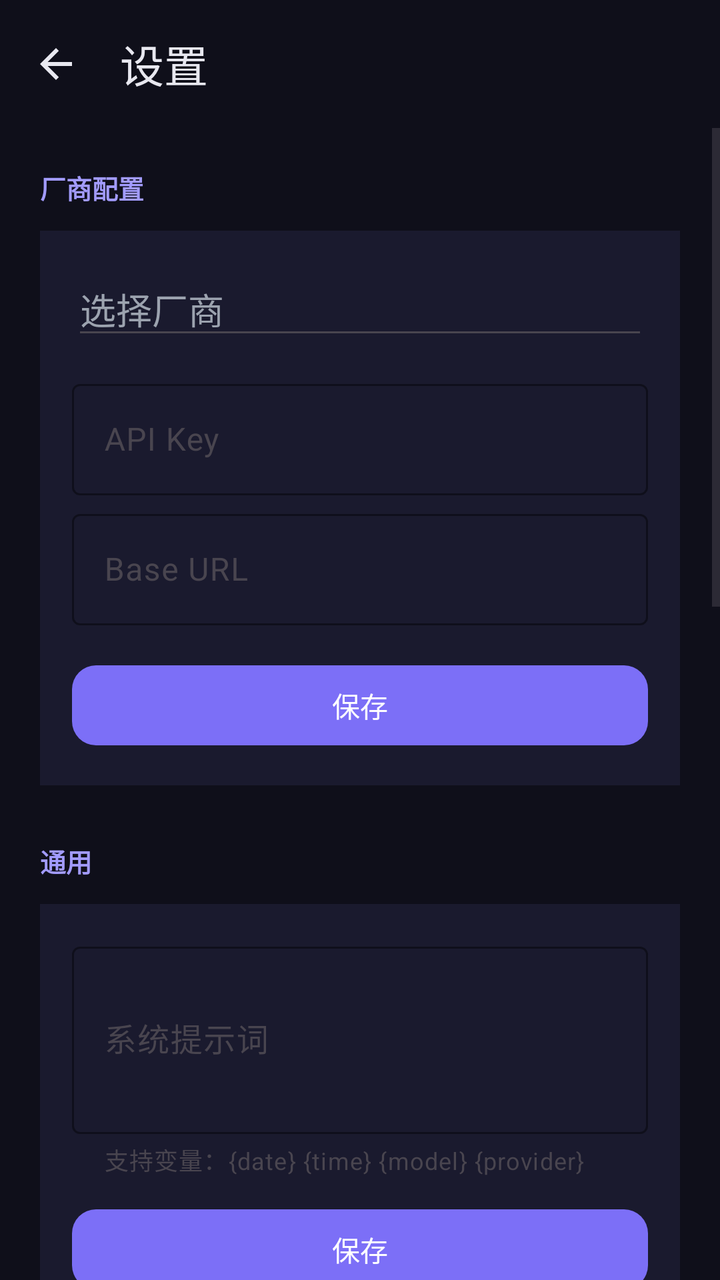
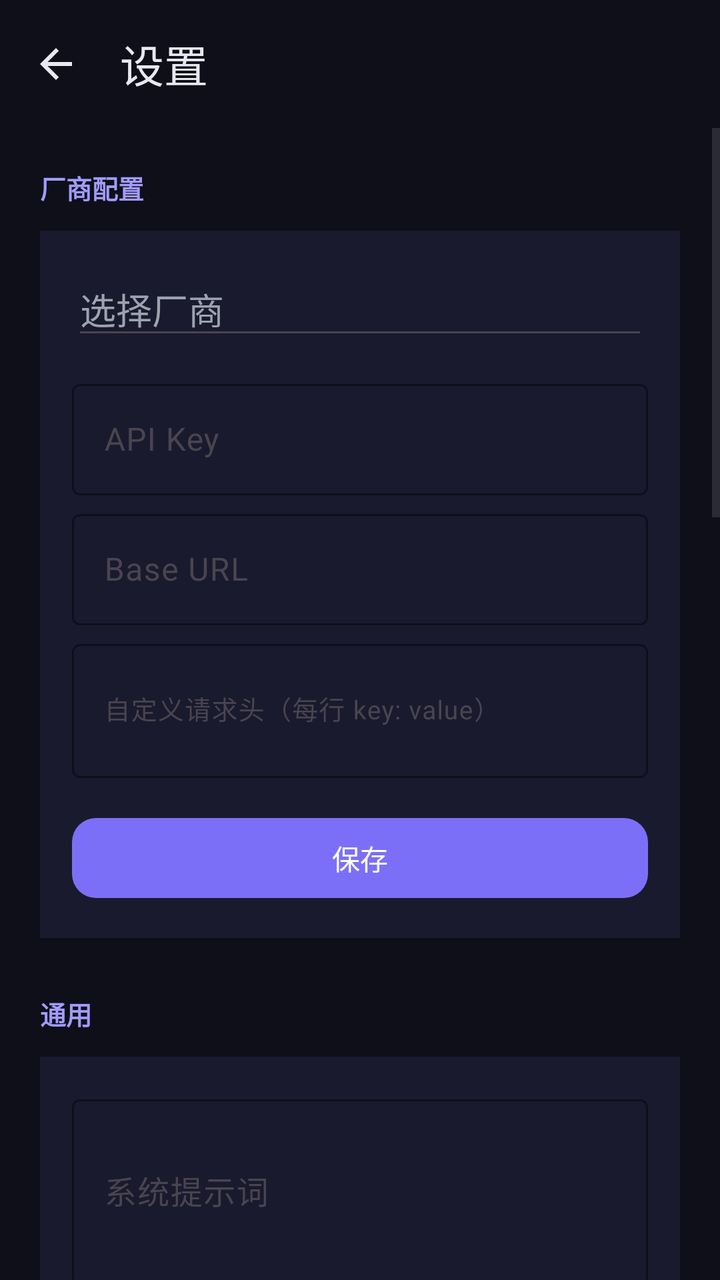

An Android layout rendered at two revisions. The XML below is the earlier revision; the diff shows what the commit changed to produce the second picture.
<!-- AndroidManifest.xml: application theme Theme.AiChat -->
<!-- res/layout/activity_settings.xml -->
<?xml version="1.0" encoding="utf-8"?>
<LinearLayout xmlns:android="http://schemas.android.com/apk/res/android"
    xmlns:app="http://schemas.android.com/apk/res-auto"
    android:layout_width="match_parent"
    android:layout_height="match_parent"
    android:background="@color/bg_dark"
    android:orientation="vertical">

    <com.google.android.material.appbar.MaterialToolbar
        android:id="@+id/toolbar"
        android:layout_width="match_parent"
        android:layout_height="?attr/actionBarSize"
        android:background="@color/bg_dark"
        app:navigationIcon="@drawable/ic_back"
        app:title="@string/title_settings"
        app:titleTextColor="@color/text_primary_dark" />

    <ScrollView
        android:layout_width="match_parent"
        android:layout_height="0dp"
        android:layout_weight="1"
        android:fillViewport="true">

        <LinearLayout
            android:layout_width="match_parent"
            android:layout_height="wrap_content"
            android:orientation="vertical"
            android:padding="20dp">

            
            <TextView
                android:layout_width="wrap_content"
                android:layout_height="wrap_content"
                android:text="@string/section_provider"
                android:textColor="@color/brand_secondary"
                android:textSize="13sp"
                android:textStyle="bold" />

            <LinearLayout
                android:layout_width="match_parent"
                android:layout_height="wrap_content"
                android:layout_marginTop="12dp"
                android:background="@color/surface_dark"
                android:orientation="vertical"
                android:padding="16dp">

                <com.google.android.material.textfield.MaterialAutoCompleteTextView
                    android:id="@+id/spinner_provider"
                    android:layout_width="match_parent"
                    android:layout_height="wrap_content"
                    android:hint="选择厂商"
                    android:inputType="none"
                    android:textColor="@color/text_primary_dark"
                    android:textColorHint="@color/text_secondary_dark" />

                <com.google.android.material.textfield.TextInputLayout
                    android:id="@+id/layout_api_key"
                    android:layout_width="match_parent"
                    android:layout_height="wrap_content"
                    android:layout_marginTop="12dp"
                    android:hint="@string/api_key_label"
                    app:boxBackgroundMode="outline"
                    app:boxBackgroundColor="@color/surface_dark"
                    app:hintTextColor="@color/text_secondary_dark"
                    app:boxStrokeColor="@color/brand_primary">

                    <com.google.android.material.textfield.TextInputEditText
                        android:id="@+id/et_api_key"
                        android:layout_width="match_parent"
                        android:layout_height="wrap_content"
                        android:inputType="textPassword"
                        android:textColor="@color/text_primary_dark" />
                </com.google.android.material.textfield.TextInputLayout>

                <com.google.android.material.textfield.TextInputLayout
                    android:id="@+id/layout_base_url"
                    android:layout_width="match_parent"
                    android:layout_height="wrap_content"
                    android:layout_marginTop="4dp"
                    android:hint="@string/base_url_label"
                    app:boxBackgroundMode="outline"
                    app:boxBackgroundColor="@color/surface_dark"
                    app:hintTextColor="@color/text_secondary_dark"
                    app:boxStrokeColor="@color/brand_primary">

                    <com.google.android.material.textfield.TextInputEditText
                        android:id="@+id/et_base_url"
                        android:layout_width="match_parent"
                        android:layout_height="wrap_content"
                        android:inputType="textUri"
                        android:textColor="@color/text_primary_dark" />
                </com.google.android.material.textfield.TextInputLayout>

                
                <LinearLayout
                    android:id="@+id/layout_models"
                    android:layout_width="match_parent"
                    android:layout_height="wrap_content"
                    android:orientation="vertical"
                    android:visibility="gone">

                    <TextView
                        android:layout_width="wrap_content"
                        android:layout_height="wrap_content"
                        android:layout_marginTop="12dp"
                        android:text="模型列表（每行一个，或点击下方按钮自动拉取）"
                        android:textColor="@color/text_secondary_dark"
                        android:textSize="13sp" />

                    <EditText
                        android:id="@+id/et_models"
                        android:layout_width="match_parent"
                        android:layout_height="wrap_content"
                        android:layout_marginTop="6dp"
                        android:background="@drawable/bg_input_bar"
                        android:gravity="top"
                        android:hint="model-a\nmodel-b\n…"
                        android:importantForAutofill="no"
                        android:inputType="textMultiLine"
                        android:minLines="3"
                        android:padding="12dp"
                        android:textColor="@color/text_primary_dark"
                        android:textColorHint="@color/text_secondary_dark"
                        android:textSize="13sp" />

                    <com.google.android.material.button.MaterialButton
                        android:id="@+id/btn_fetch_models"
                        style="@style/Widget.Material3.Button.TextButton"
                        android:layout_width="match_parent"
                        android:layout_height="wrap_content"
                        android:text="从接口拉取模型"
                        android:textColor="@color/brand_secondary" />
                </LinearLayout>

                <com.google.android.material.button.MaterialButton
                    android:id="@+id/btn_save_provider"
                    android:layout_width="match_parent"
                    android:layout_height="wrap_content"
                    android:layout_marginTop="16dp"
                    android:text="@string/save"
                    app:cornerRadius="12dp" />
            </LinearLayout>

            
            <TextView
                android:layout_width="wrap_content"
                android:layout_height="wrap_content"
                android:layout_marginTop="28dp"
                android:text="@string/section_general"
                android:textColor="@color/brand_secondary"
                android:textSize="13sp"
                android:textStyle="bold" />

            <LinearLayout
                android:layout_width="match_parent"
                android:layout_height="wrap_content"
                android:layout_marginTop="12dp"
                android:background="@color/surface_dark"
                android:orientation="vertical"
                android:padding="16dp">

                <com.google.android.material.textfield.TextInputLayout
                    android:layout_width="match_parent"
                    android:layout_height="wrap_content"
                    android:hint="@string/system_prompt_label"
                    app:boxBackgroundMode="outline"
                    app:boxBackgroundColor="@color/surface_dark"
                    app:helperText="支持变量：{date} {time} {model} {provider}"
                    app:hintTextColor="@color/text_secondary_dark"
                    app:boxStrokeColor="@color/brand_primary">

                    <com.google.android.material.textfield.TextInputEditText
                        android:id="@+id/et_system_prompt"
                        android:layout_width="match_parent"
                        android:layout_height="wrap_content"
                        android:inputType="textMultiLine"
                        android:minLines="3"
                        android:textColor="@color/text_primary_dark" />
                </com.google.android.material.textfield.TextInputLayout>

                <com.google.android.material.button.MaterialButton
                    android:id="@+id/btn_save_general"
                    android:layout_width="match_parent"
                    android:layout_height="wrap_content"
                    android:layout_marginTop="12dp"
                    android:text="@string/save"
                    app:cornerRadius="12dp" />

                <com.google.android.material.button.MaterialButton
                    android:id="@+id/btn_clear_all"
                    style="@style/Widget.Material3.Button.TextButton"
                    android:layout_width="match_parent"
                    android:layout_height="wrap_content"
                    android:layout_marginTop="8dp"
                    android:text="@string/clear_conversation"
                    android:textColor="@color/error" />
            </LinearLayout>

            
            <TextView
                android:layout_width="wrap_content"
                android:layout_height="wrap_content"
                android:layout_marginTop="28dp"
                android:text="联网搜索"
                android:textColor="@color/brand_secondary"
                android:textSize="13sp"
                android:textStyle="bold" />

            <LinearLayout
                android:layout_width="match_parent"
                android:layout_height="wrap_content"
                android:layout_marginTop="12dp"
                android:background="@color/surface_dark"
                android:orientation="vertical"
                android:padding="16dp">

                <com.google.android.material.textfield.MaterialAutoCompleteTextView
                    android:id="@+id/spinner_search_engine"
                    android:layout_width="match_parent"
                    android:layout_height="wrap_content"
                    android:hint="搜索服务商"
                    android:inputType="none"
                    android:textColor="@color/text_primary_dark"
                    android:textColorHint="@color/text_secondary_dark" />

                <com.google.android.material.textfield.TextInputLayout
                    android:layout_width="match_parent"
                    android:layout_height="wrap_content"
                    android:layout_marginTop="8dp"
                    android:hint="搜索 API Key"
                    app:boxBackgroundMode="outline"
                    app:boxBackgroundColor="@color/surface_dark"
                    app:boxStrokeColor="@color/brand_primary"
                    app:hintTextColor="@color/text_secondary_dark"
                    app:helperText="Bing 免费免 Key；Tavily/Exa 需官网申请">

                    <com.google.android.material.textfield.TextInputEditText
                        android:id="@+id/et_search_key"
                        android:layout_width="match_parent"
                        android:layout_height="wrap_content"
                        android:inputType="textPassword"
                        android:textColor="@color/text_primary_dark" />
                </com.google.android.material.textfield.TextInputLayout>

                <com.google.android.material.materialswitch.MaterialSwitch
                    android:id="@+id/switch_search"
                    android:layout_width="match_parent"
                    android:layout_height="wrap_content"
                    android:layout_marginTop="8dp"
                    android:text="默认启用联网搜索"
                    android:textColor="@color/text_primary_dark" />

                <com.google.android.material.button.MaterialButton
                    android:id="@+id/btn_save_search"
                    android:layout_width="match_parent"
                    android:layout_height="wrap_content"
                    android:layout_marginTop="12dp"
                    android:text="保存搜索配置"
                    app:cornerRadius="12dp" />
            </LinearLayout>

            
            <TextView
                android:layout_width="wrap_content"
                android:layout_height="wrap_content"
                android:layout_marginTop="28dp"
                android:text="软件更新"
                android:textColor="@color/brand_secondary"
                android:textSize="13sp"
                android:textStyle="bold" />

            <LinearLayout
                android:layout_width="match_parent"
                android:layout_height="wrap_content"
                android:layout_marginTop="12dp"
                android:background="@color/surface_dark"
                android:orientation="vertical"
                android:padding="16dp">

                <com.google.android.material.textfield.TextInputLayout
                    android:layout_width="match_parent"
                    android:layout_height="wrap_content"
                    android:hint="更新检查地址"
                    app:boxBackgroundMode="outline"
                    app:boxBackgroundColor="@color/surface_dark"
                    app:boxStrokeColor="@color/brand_primary"
                    app:helperText="GitHub Releases API 或 {version,apkUrl,note} JSON"
                    app:hintTextColor="@color/text_secondary_dark">

                    <com.google.android.material.textfield.TextInputEditText
                        android:id="@+id/et_update_url"
                        android:layout_width="match_parent"
                        android:layout_height="wrap_content"
                        android:inputType="textUri"
                        android:textColor="@color/text_primary_dark" />
                </com.google.android.material.textfield.TextInputLayout>

                <com.google.android.material.materialswitch.MaterialSwitch
                    android:id="@+id/switch_update_auto"
                    android:layout_width="match_parent"
                    android:layout_height="wrap_content"
                    android:layout_marginTop="8dp"
                    android:text="启动时后台检查更新"
                    android:textColor="@color/text_primary_dark" />

                <com.google.android.material.button.MaterialButton
                    android:id="@+id/btn_check_update"
                    android:layout_width="match_parent"
                    android:layout_height="wrap_content"
                    android:layout_marginTop="12dp"
                    android:text="立即检查更新"
                    app:cornerRadius="12dp" />
            </LinearLayout>

            
            <TextView
                android:id="@+id/tv_version"
                android:layout_width="match_parent"
                android:layout_height="wrap_content"
                android:layout_marginTop="32dp"
                android:layout_marginBottom="16dp"
                android:gravity="center"
                android:textColor="@color/text_secondary_dark"
                android:textSize="12sp" />
        </LinearLayout>
    </ScrollView>
</LinearLayout>
<!-- resources referenced by this layout -->
<resources>
  <color name="bg_dark">#0F0F1A</color>
  <color name="brand_primary">#7C6FF7</color>
  <color name="brand_secondary">#A29BFE</color>
  <color name="error">#EF4444</color>
  <color name="surface_dark">#1A1A2E</color>
  <color name="text_primary_dark">#E8E8F0</color>
  <color name="text_secondary_dark">#9CA3AF</color>
  <!-- drawable bg_input_bar (drawable) -->
  <?xml version="1.0" encoding="utf-8"?>
  <shape xmlns:android="http://schemas.android.com/apk/res/android">
      <solid android:color="#22223A" />
      <corners android:radius="24dp" />
  </shape>
  <!-- drawable ic_back (drawable) -->
  <vector xmlns:android="http://schemas.android.com/apk/res/android"
      android:width="24dp" android:height="24dp"
      android:viewportWidth="24" android:viewportHeight="24"
      android:tint="#E8E8F0">
      <path android:fillColor="#FFFFFFFF"
          android:pathData="M20,11H7.83l5.59,-5.59L12,4l-8,8 8,8 1.41,-1.41L7.83,13H20v-2z" />
  </vector>
  <string name="api_key_label">API Key</string>
  <string name="base_url_label">Base URL</string>
  <string name="clear_conversation">清空全部会话</string>
  <string name="save">保存</string>
  <string name="section_general">通用</string>
  <string name="section_provider">厂商配置</string>
  <string name="system_prompt_label">系统提示词</string>
  <string name="title_settings">设置</string>
  <style name="Theme.AiChat" parent="Theme.Material3.DayNight.NoActionBar">
          <item name="colorPrimary">@color/brand_primary</item>
          <item name="colorOnPrimary">@color/white</item>
          <item name="colorSecondary">@color/brand_secondary</item>
          <item name="android:windowBackground">@color/bg_dark</item>
          <item name="android:statusBarColor">@color/bg_dark</item>
          <item name="android:navigationBarColor">@color/bg_dark</item>
          <item name="android:windowLightStatusBar">false</item>
          <item name="android:windowLightNavigationBar">false</item>
          <item name="android:windowAnimationStyle">@style/WindowTransitions</item>
          
          <item name="android:windowContentTransitions">true</item>
          <item name="android:windowAllowEnterTransitionOverlap">true</item>
          <item name="android:windowAllowReturnTransitionOverlap">true</item>
      </style>
  <color name="white">#FFFFFF</color>
  <style name="WindowTransitions" parent="android:style/Animation.Activity">
          <item name="android:activityOpenEnterAnimation">@anim/slide_in_right</item>
          <item name="android:activityOpenExitAnimation">@anim/slide_out_left</item>
          <item name="android:activityCloseEnterAnimation">@anim/slide_in_left</item>
          <item name="android:activityCloseExitAnimation">@anim/slide_out_right</item>
          <item name="android:taskOpenEnterAnimation">@anim/fade_in</item>
          <item name="android:taskOpenExitAnimation">@anim/fade_out</item>
          <item name="android:taskCloseEnterAnimation">@anim/fade_in</item>
          <item name="android:taskCloseExitAnimation">@anim/fade_out</item>
      </style>
</resources>

<!-- the commit's change to res/layout/activity_settings.xml (unified diff, before → after) -->
@@ -89,6 +89,28 @@
                         android:layout_height="wrap_content"
                         android:inputType="textUri"
                         android:textColor="@color/text_primary_dark" />
+                </com.google.android.material.textfield.TextInputLayout>
+
+                
+                <com.google.android.material.textfield.TextInputLayout
+                    android:id="@+id/layout_headers"
+                    android:layout_width="match_parent"
+                    android:layout_height="wrap_content"
+                    android:layout_marginTop="4dp"
+                    android:hint="自定义请求头（每行 key: value）"
+                    app:boxBackgroundMode="outline"
+                    app:boxBackgroundColor="@color/surface_dark"
+                    app:boxStrokeColor="@color/brand_primary"
+                    app:hintTextColor="@color/text_secondary_dark">
+
+                    <com.google.android.material.textfield.TextInputEditText
+                        android:id="@+id/et_headers"
+                        android:layout_width="match_parent"
+                        android:layout_height="wrap_content"
+                        android:inputType="textMultiLine"
+                        android:minLines="2"
+                        android:textColor="@color/text_primary_dark"
+                        android:textSize="13sp" />
                 </com.google.android.material.textfield.TextInputLayout>
 
                 
@@ -264,6 +286,66 @@
                 android:layout_width="wrap_content"
                 android:layout_height="wrap_content"
                 android:layout_marginTop="28dp"
+                android:text="智能记忆"
+                android:textColor="@color/brand_secondary"
+                android:textSize="13sp"
+                android:textStyle="bold" />
+
+            <LinearLayout
+                android:layout_width="match_parent"
+                android:layout_height="wrap_content"
+                android:layout_marginTop="12dp"
+                android:background="@color/surface_dark"
+                android:orientation="vertical"
+                android:padding="16dp">
+
+                <com.google.android.material.textfield.TextInputLayout
+                    android:layout_width="match_parent"
+                    android:layout_height="wrap_content"
+                    android:hint="添加一条记忆，如：我喜欢简洁的回答"
+                    app:boxBackgroundMode="outline"
+                    app:boxBackgroundColor="@color/surface_dark"
+                    app:boxStrokeColor="@color/brand_primary"
+                    app:hintTextColor="@color/text_secondary_dark">
+
+                    <com.google.android.material.textfield.TextInputEditText
+                        android:id="@+id/et_memory_input"
+                        android:layout_width="match_parent"
+                        android:layout_height="wrap_content"
+                        android:inputType="textMultiLine"
+                        android:maxLines="2"
+                        android:textColor="@color/text_primary_dark" />
+                </com.google.android.material.textfield.TextInputLayout>
+
+                <com.google.android.material.button.MaterialButton
+                    android:id="@+id/btn_add_memory"
+                    android:layout_width="match_parent"
+                    android:layout_height="wrap_content"
+                    android:layout_marginTop="8dp"
+                    android:text="添加记忆"
+                    app:cornerRadius="12dp" />
+
+                <LinearLayout
+                    android:id="@+id/ll_memory_list"
+                    android:layout_width="match_parent"
+                    android:layout_height="wrap_content"
+                    android:layout_marginTop="8dp"
+                    android:orientation="vertical" />
+
+                <TextView
+                    android:layout_width="match_parent"
+                    android:layout_height="wrap_content"
+                    android:layout_marginTop="8dp"
+                    android:text="AI 对话时会参考这些记忆，让回答更贴合你"
+                    android:textColor="@color/text_secondary_dark"
+                    android:textSize="12sp" />
+            </LinearLayout>
+
+            
+            <TextView
+                android:layout_width="wrap_content"
+                android:layout_height="wrap_content"
+                android:layout_marginTop="28dp"
                 android:text="软件更新"
                 android:textColor="@color/brand_secondary"
                 android:textSize="13sp"
